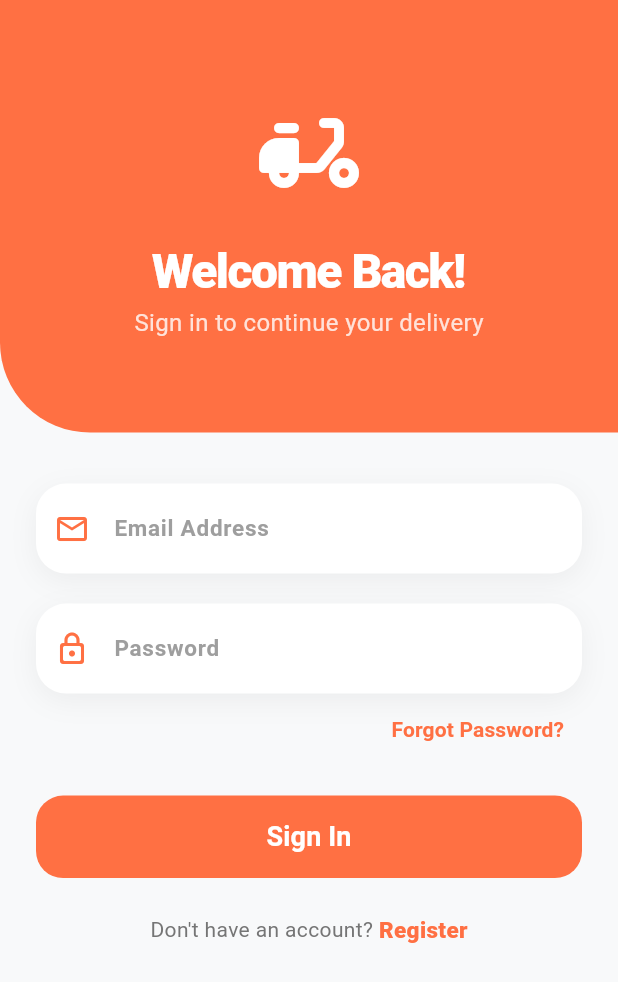
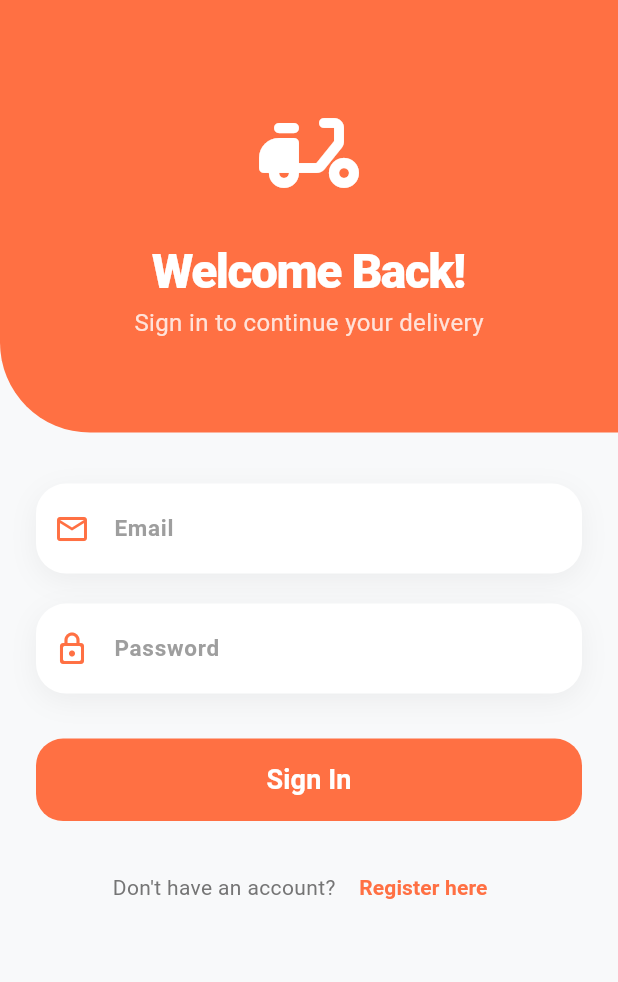
Before and after one commit to Muaz2004/mu_delivery, a Flutter app: the screen it shows after launch, on a phone screen of 412 x 824 dp. Shown: the top 982 px of the screen. Run offline on Flutter 3.47's test engine with Material 3 defaults, Android fonts, the phone set to English and light mode, and no system bars; our stand-ins replace cloud_firestore, firebase_auth, firebase_core, shared_preferences; accounts and stored records are empty.

Commit message:
error handling on sign in page improved

```diff
--- a/lib/signin_page.dart
+++ b/lib/signin_page.dart
@@ -17,7 +17,7 @@ class _SigninPageState extends State<SigninPage> {
 
   @override
   Widget build(BuildContext context) {
-    // 1. DETECT THEME & DEFINE COLORS (Consistent with FoodDetail/Orders)
+    // Styling Variables
     final bool isDark = Theme.of(context).brightness == Brightness.dark;
     const Color brandOrange = Color(0xFFFF7043);
     final Color backgroundColor = isDark ? const Color(0xFF121212) : const Color(0xFFF8F9FA);
@@ -30,7 +30,7 @@ class _SigninPageState extends State<SigninPage> {
       body: SingleChildScrollView(
         child: Column(
           children: [
-            // 2. HEADER SECTION (Modern Welcome)
+            // Styled Header
             Container(
               height: MediaQuery.of(context).size.height * 0.35,
               width: double.infinity,
@@ -62,81 +62,66 @@ class _SigninPageState extends State<SigninPage> {
               ),
             ),
 
-            // 3. FORM SECTION
             Padding(
               padding: const EdgeInsets.all(24.0),
               child: Column(
                 children: [
                   const SizedBox(height: 10),
-                  // Email Input
-                  _buildTextField(
+                  // Styled Email input
+                  _buildFieldContainer(
+                    isDark, cardColor,
+                    TextField(
                       controller: _emailController,
-                    hint: "Email Address",
-                    icon: Icons.email_outlined,
-                    isDark: isDark,
-                    textPrimary: textPrimary,
-                    cardColor: cardColor,
+                      style: TextStyle(color: textPrimary, fontWeight: FontWeight.w600),
+                      decoration: _buildInputDeco("Email", Icons.email_outlined),
+                    ),
                   ),
                   const SizedBox(height: 20),
-                  // Password Input
-                  _buildTextField(
+                  // Styled Password input
+                  _buildFieldContainer(
+                    isDark, cardColor,
+                    TextField(
                       controller: _passwordController,
-                    hint: "Password",
-                    icon: Icons.lock_outline_rounded,
-                    isDark: isDark,
-                    textPrimary: textPrimary,
-                    cardColor: cardColor,
-                    isPassword: true,
-                  ),
-
-                  // Forgot Password alignment
-                  Align(
-                    alignment: Alignment.centerRight,
-                    child: TextButton(
-                      onPressed: () { /* Logic later */ },
-                      child: const Text("Forgot Password?", style: TextStyle(color: brandOrange, fontWeight: FontWeight.bold)),
+                      obscureText: true,
+                      style: TextStyle(color: textPrimary, fontWeight: FontWeight.w600),
+                      decoration: _buildInputDeco("Password", Icons.lock_outline_rounded),
                     ),
                   ),
+                  const SizedBox(height: 30),
 
-                  const SizedBox(height: 20),
-
-                  // 4. SIGN IN BUTTON (Consistent with "Add to Cart")
+                  // Sign in button
                   SizedBox(
                     width: double.infinity,
                     height: 55,
                     child: ElevatedButton(
                       style: ElevatedButton.styleFrom(
                         backgroundColor: brandOrange,
-                        foregroundColor: Colors.white,
                         elevation: 0,
                         shape: RoundedRectangleBorder(borderRadius: BorderRadius.circular(18)),
                       ),
                       onPressed: _signIn,
                       child: const Text(
                         'Sign In',
-                        style: TextStyle(fontSize: 18, fontWeight: FontWeight.bold),
+                        style: TextStyle(fontSize: 18, fontWeight: FontWeight.bold, color: Colors.white),
                       ),
                     ),
                   ),
+                  const SizedBox(height: 20),
 
-                  const SizedBox(height: 24),
-
-                  // 5. REGISTER NAVIGATION
+                  // Navigate to Register
                   Row(
                     mainAxisAlignment: MainAxisAlignment.center,
                     children: [
                       Text("Don't have an account? ", style: TextStyle(color: textSecondary)),
-                      GestureDetector(
-                        onTap: () {
+                      TextButton(
+                        onPressed: () {
                           Navigator.push(
                             context,
                             MaterialPageRoute(builder: (_) => const Authentication()),
                           );
                         },
-                        child: const Text(
-                          "Register",
-                          style: TextStyle(color: brandOrange, fontWeight: FontWeight.w900, fontSize: 15),
-                        ),
+                        child: const Text("Register here",
+                          style: TextStyle(color: brandOrange, fontWeight: FontWeight.bold)),
                       ),
                     ],
                   ),
@@ -149,16 +134,8 @@ class _SigninPageState extends State<SigninPage> {
     );
   }
 
-  // REUSABLE TEXT FIELD STYLING
-  Widget _buildTextField({
-    required TextEditingController controller,
-    required String hint,
-    required IconData icon,
-    required bool isDark,
-    required Color textPrimary,
-    required Color cardColor,
-    bool isPassword = false,
-  }) {
+  // --- UI HELPER METHODS ---
+  Widget _buildFieldContainer(bool isDark, Color cardColor, Widget child) {
     return Container(
       decoration: BoxDecoration(
         color: cardColor,
@@ -171,32 +148,35 @@ class _SigninPageState extends State<SigninPage> {
           ),
         ],
       ),
-      child: TextField(
-        controller: controller,
-        obscureText: isPassword,
-        style: TextStyle(color: textPrimary, fontWeight: FontWeight.w600),
-        decoration: InputDecoration(
+      child: child,
+    );
+  }
+
+  InputDecoration _buildInputDeco(String hint, IconData icon) {
+    return InputDecoration(
       hintText: hint,
       hintStyle: TextStyle(color: Colors.grey[500], fontSize: 15),
       prefixIcon: Icon(icon, color: const Color(0xFFFF7043)),
       border: InputBorder.none,
       contentPadding: const EdgeInsets.symmetric(vertical: 18, horizontal: 20),
-        ),
-      ),
     );
   }
 
-  // Logic remains untouched as requested
+  // --- YOUR LOGIC (100% UNTOUCHED) ---
   Future<void> _signIn() async {
     try {
+      // Call provider's signIn method
       await context.read<myProvider>().signIn(
             _emailController.text,
             _passwordController.text,
           );
+
+      // Sign-in is successful, Wrapper handles navigation automatically
       ScaffoldMessenger.of(context).showSnackBar(
         const SnackBar(content: Text('Sign in successful!')),
       );
     } on FirebaseAuthException catch (e) {
+      // Email not verified
       if (e.code == 'email-not-verified') {
         showDialog(
           context: context,
@@ -222,6 +202,7 @@ class _SigninPageState extends State<SigninPage> {
           ),
         );
       } else {
+        // Handle other FirebaseAuth errors
         String message = '';
         if (e.code == 'invalid-email') {
           message = 'The email address is badly formatted.';
@@ -235,16 +216,13 @@ class _SigninPageState extends State<SigninPage> {
           message = 'No internet connection. Please try later.';
         } else if (e.code == 'too-many-requests') {
           message = 'Too many attempts. Try again later.';
+        } else if (e.code == 'operation-not-allowed') {
+          message = 'Email/password accounts are not enabled.';
         } else {
           message = e.message ?? 'Unknown error occurred';
         }
         ScaffoldMessenger.of(context).showSnackBar(
-          SnackBar(
-            content: Text(message),
-            behavior: SnackBarBehavior.floating,
-            shape: RoundedRectangleBorder(borderRadius: BorderRadius.circular(10)),
-            backgroundColor: const Color(0xFF2D2D2D),
-          ),
+          SnackBar(content: Text(message)),
         );
       }
     } catch (e) {
```
Lines whose indentation alone changed are shown as unchanged.
